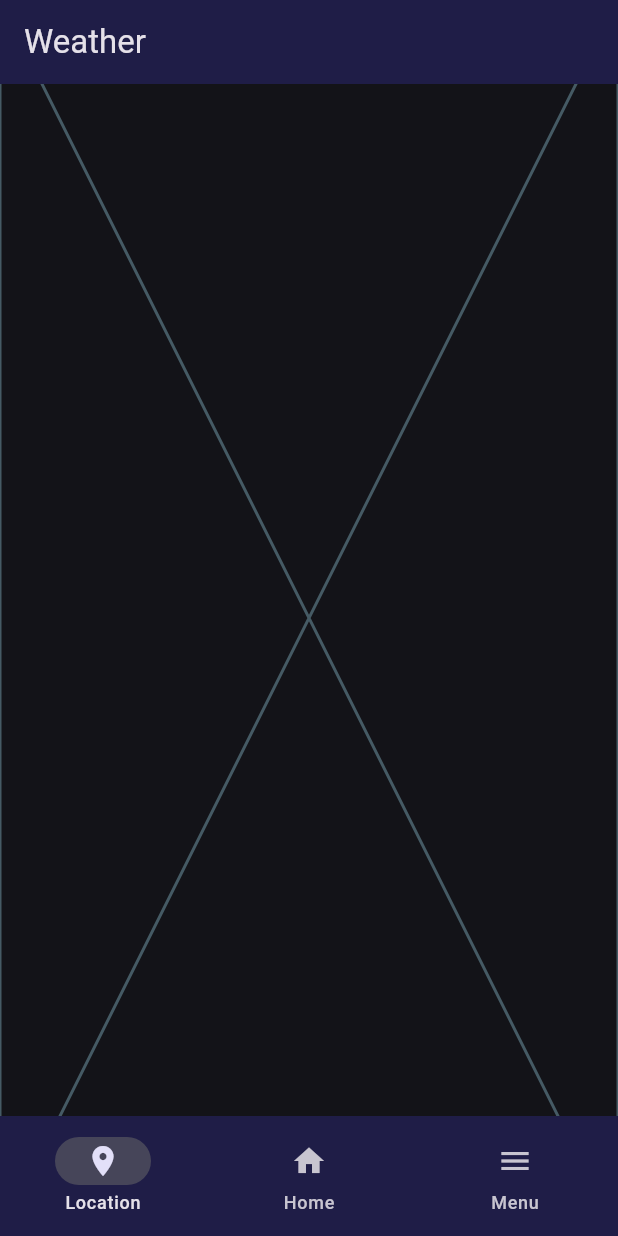
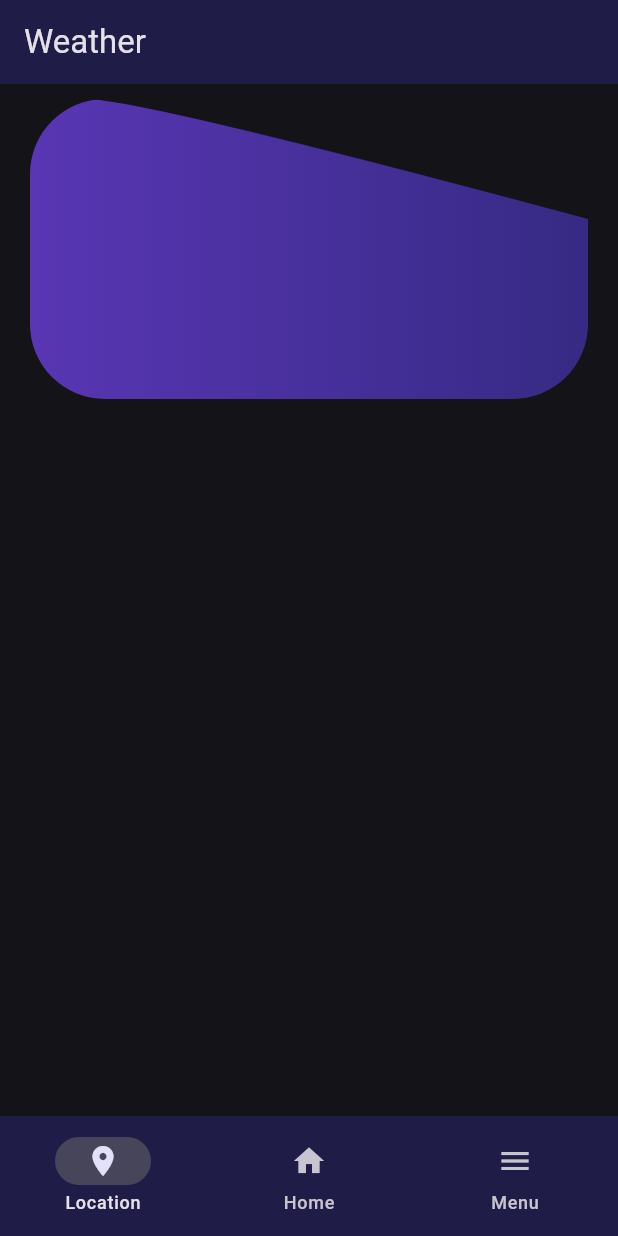
Before and after one commit to Afoojnr/weather_app, a Flutter app: the screen it shows after launch, on a phone screen of 412 x 824 dp. Run offline on Flutter 3.47's test engine with Material 3 defaults, Android fonts, the phone set to English and light mode, and no system bars.

Commit message:
design card clip path

```diff
--- a/lib/main.dart
+++ b/lib/main.dart
@@ -18,6 +18,7 @@ class WeatherApp extends StatelessWidget {
             brightness: Brightness.dark,
             seedColor: const Color(0xff1f1d47),
             primary: const Color(0xff1f1d47),
+            // primaryContainer:
           ),
         ));
   }
--- a/lib/screens/app_layout.dart
+++ b/lib/screens/app_layout.dart
@@ -17,13 +17,14 @@ class _AppLayoutState extends State<AppLayout> {
   Widget build(BuildContext context) {
     final theme = Theme.of(context);
     return Scaffold(
-      extendBodyBehindAppBar: true,
+      // extendBodyBehindAppBar: true,
       extendBody: true,
       appBar: currentPageIndex == 1
-          ? AppBar(
-              elevation: 0,
-              backgroundColor: Colors.transparent,
-            )
+          ? null
+          // AppBar(
+          //     elevation: 0,
+          //     backgroundColor: Colors.transparent,
+          //   )
           : AppBar(
               title: const Text('Weather'),
               backgroundColor: theme.colorScheme.primary,
--- a/lib/screens/location.dart
+++ b/lib/screens/location.dart
@@ -5,6 +5,55 @@ class Location extends StatelessWidget {
 
   @override
   Widget build(BuildContext context) {
-    return Placeholder();
+    return const Padding(
+      padding: EdgeInsets.symmetric(horizontal: 20, vertical: 10),
+      child: LocationCard(),
+    );
   }
 }
+
+class LocationCard extends StatelessWidget {
+  const LocationCard({super.key});
+
+  @override
+  Widget build(BuildContext context) {
+    return ClipPath(
+      clipper: LocationCardClipper(),
+      child: Container(
+        height: 200,
+        decoration: BoxDecoration(
+            borderRadius: BorderRadius.circular(50),
+            gradient: const LinearGradient(
+                colors: [Color(0xff5936B4), Color(0xff362A84)])),
+      ),
+    );
+  }
+}
+
+class LocationCardClipper extends CustomClipper<Path> {
+  @override
+  Path getClip(Size size) {
+    final path = Path();
+
+    path.moveTo(size.width * 0.1, 0);
+
+    path.quadraticBezierTo(
+      size.width * 0.2,
+      0,
+      size.width,
+      size.height * 0.4,
+    );
+    path.lineTo(size.width, size.height);
+    path.lineTo(0, size.height);
+    path.lineTo(0, 0);
+
+    path.close();
+
+    return path;
+  }
+
+  @override
+  bool shouldReclip(CustomClipper<Path> oldClipper) {
+    return false;
+  }
+}
```
